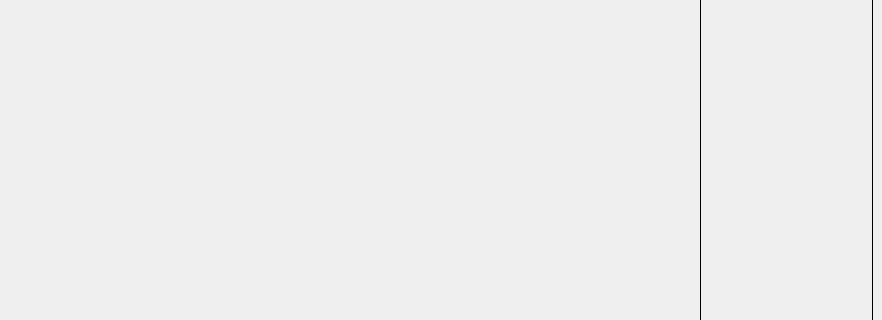
First picture: the form in app/ui/main_window.ui, repository git-gud-casual/chmi-task1, before the edit; both pictures show x 0 to 882 and y 84 to 404 of the 882 by 510 pixel window.
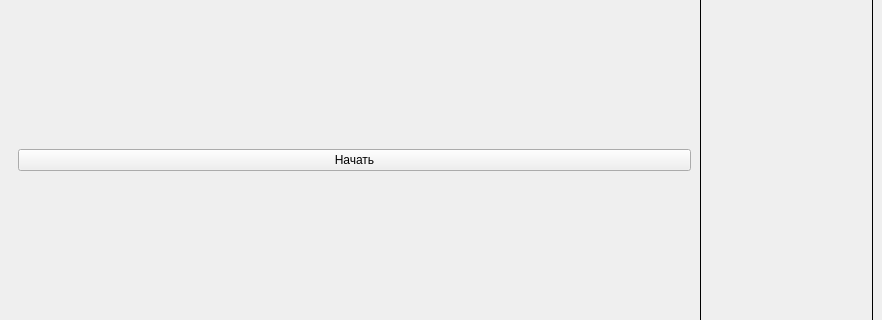
Second picture: the form after the edit.

Patch:
```diff
--- a/app/ui/main_window.ui
+++ b/app/ui/main_window.ui
@@ -44,6 +44,15 @@
       <property name="mouseTracking">
        <bool>true</bool>
       </property>
+      <layout class="QGridLayout" name="gridLayout">
+       <item row="0" column="0">
+        <widget class="QPushButton" name="start_game_btn">
+         <property name="text">
+          <string>Начать</string>
+         </property>
+        </widget>
+       </item>
+      </layout>
      </widget>
     </item>
     <item>
```
